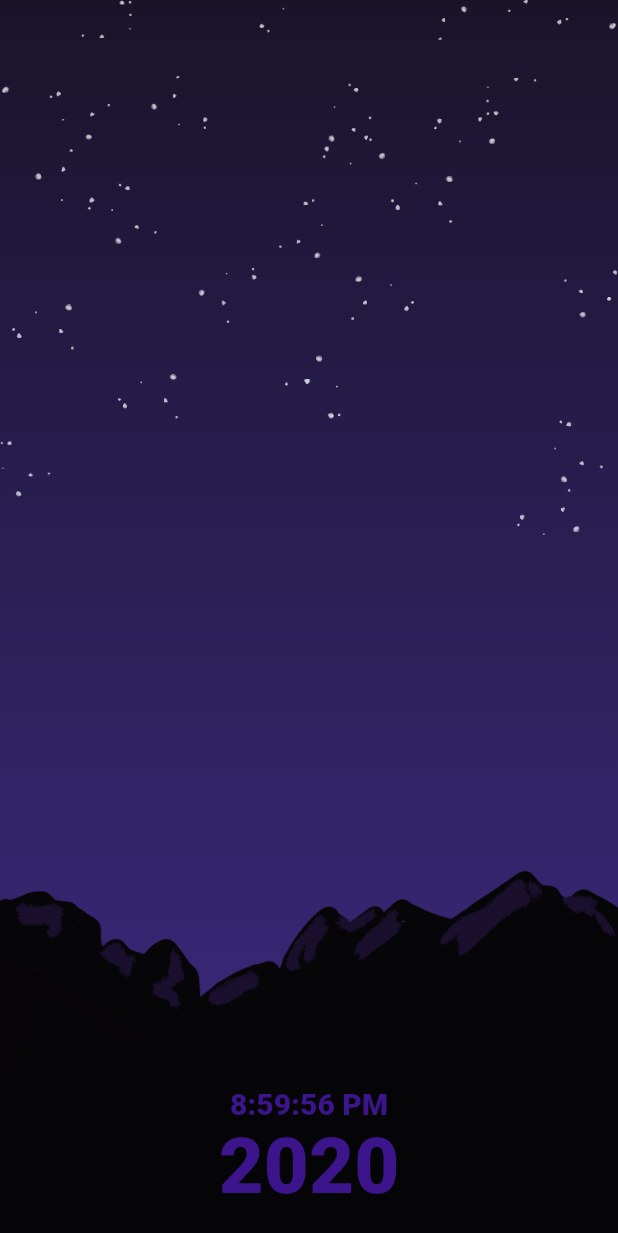
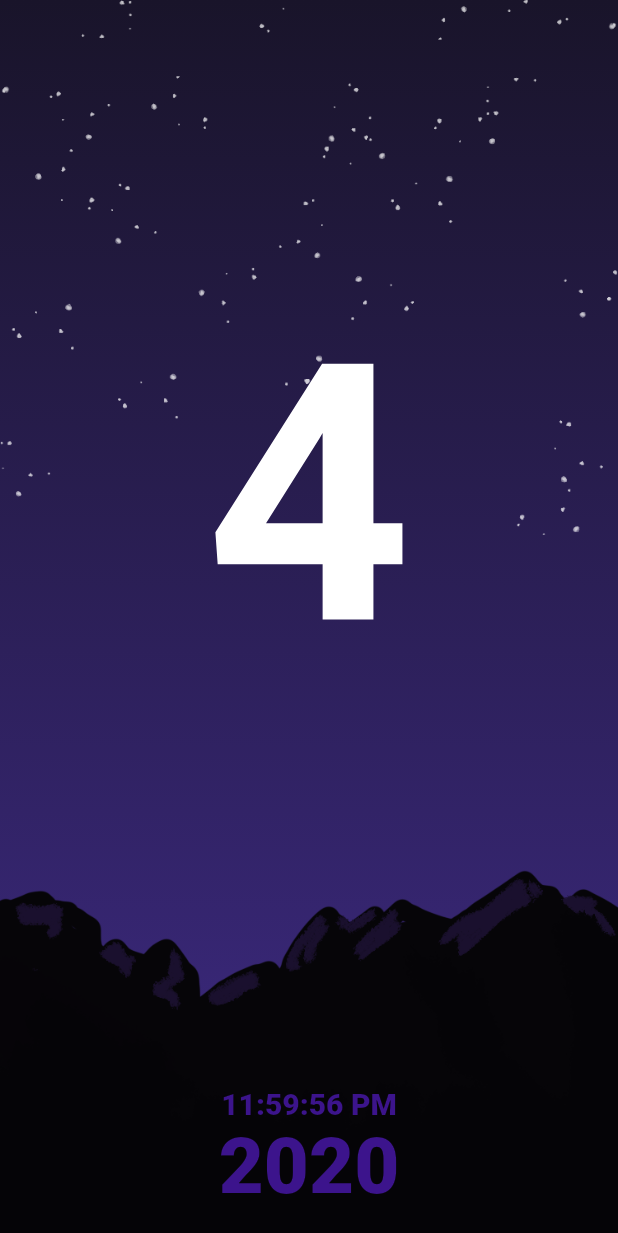
Before and after one commit to matthew-carroll/special_new_years_2021, a Flutter app: the screen it shows after launch, on a phone screen of 412 x 824 dp. Shown: the top 1233 px of the screen. Run offline on Flutter 3.47's test engine with Material 2 defaults, Android fonts, the phone set to English and light mode, and no system bars.

Commit message:
Step 7: Implemented countdown numbers.

```diff
--- a/lib/main.dart
+++ b/lib/main.dart
@@ -15,7 +15,7 @@
         primarySwatch: Colors.blue,
       ),
       home: NewYearsCountdownScreen(
-        overrideStartDateTime: DateTime.parse('2020-12-31 20:59:49'),
+        overrideStartDateTime: DateTime.parse('2020-12-31 23:59:49'),
         doTick: true,
       ),
       debugShowCheckedModeBanner: false,
@@ -155,10 +155,17 @@
 
 class _NewYearsCountdownPageState extends State<NewYearsCountdownPage>
     with TickerProviderStateMixin {
+  final DateTime _newYearDateTime = DateTime.parse('2021-01-01 00:00:00');
+
   final DateFormat _timeFormat = DateFormat('h:mm:ss a');
 
   @override
   Widget build(BuildContext context) {
+    // We ceil() the fraction so that when time hits something like 23:59:59.007
+    // we treat that as 10 seconds instead of 9 seconds.
+    final secondsUntilNewYear =
+        (_newYearDateTime.difference(widget.now).inMilliseconds / 1000).ceil();
+
     return Scaffold(
       body: Stack(
         children: [
@@ -166,6 +173,11 @@
             mode: _environmentMode,
             time: _timeFormat.format(widget.now),
             year: '${widget.now.year}',
+          ),
+          CountdownText(
+            number: secondsUntilNewYear > 0 && secondsUntilNewYear <= 10
+                ? secondsUntilNewYear
+                : null,
           ),
         ],
       ),
@@ -182,6 +194,86 @@
     } else {
       return EnvironmentMode.night;
     }
+  }
+}
+
+class CountdownText extends StatefulWidget {
+  const CountdownText({
+    Key key,
+    this.number,
+  }) : super(key: key);
+
+  final int number;
+
+  @override
+  _CountdownTextState createState() => _CountdownTextState();
+}
+
+class _CountdownTextState extends State<CountdownText>
+    with SingleTickerProviderStateMixin {
+  AnimationController _showNumberController;
+  Interval _opacity = Interval(0.0, 0.4);
+  Interval _scale = Interval(0.0, 0.5, curve: Curves.elasticOut);
+  int _displayedNumber;
+
+  @override
+  void initState() {
+    super.initState();
+
+    _showNumberController = AnimationController(
+      vsync: this,
+      duration: const Duration(milliseconds: 1000),
+    )..addListener(() {
+        setState(() {});
+      });
+
+    _displayedNumber = widget.number;
+    if (_displayedNumber != null) {
+      _showNumberController.forward(from: 0);
+    }
+  }
+
+  @override
+  void didUpdateWidget(CountdownText oldWidget) {
+    super.didUpdateWidget(oldWidget);
+
+    if (widget.number != _displayedNumber) {
+      _displayedNumber = widget.number;
+      _showNumberController.forward(from: 0);
+    }
+  }
+
+  @override
+  void dispose() {
+    _showNumberController.dispose();
+
+    super.dispose();
+  }
+
+  @override
+  Widget build(BuildContext context) {
+    if (widget.number == null) {
+      return SizedBox();
+    }
+
+    return Align(
+      alignment: Alignment(0.0, -0.3),
+      child: Transform.scale(
+        scale: _scale.transform(_showNumberController.value),
+        alignment: Alignment.center,
+        child: Opacity(
+          opacity: _opacity.transform(_showNumberController.value),
+          child: Text(
+            '$_displayedNumber',
+            style: TextStyle(
+              color: Colors.white,
+              fontSize: 240,
+              fontWeight: FontWeight.bold,
+            ),
+          ),
+        ),
+      ),
+    );
   }
 }
 
```
